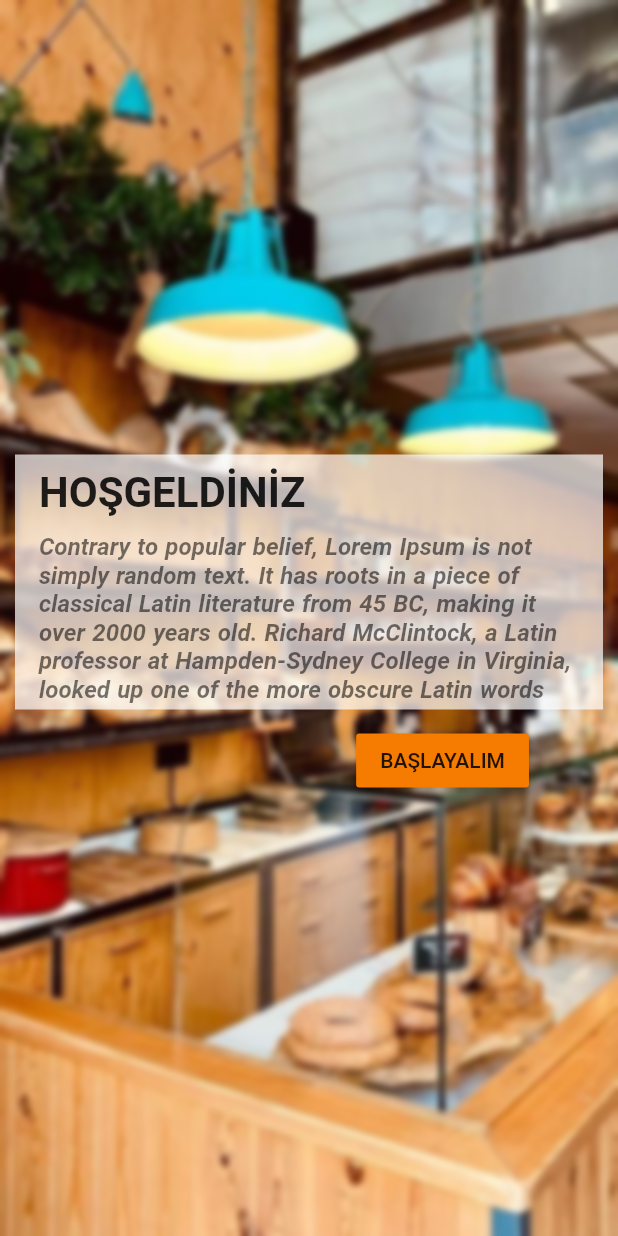
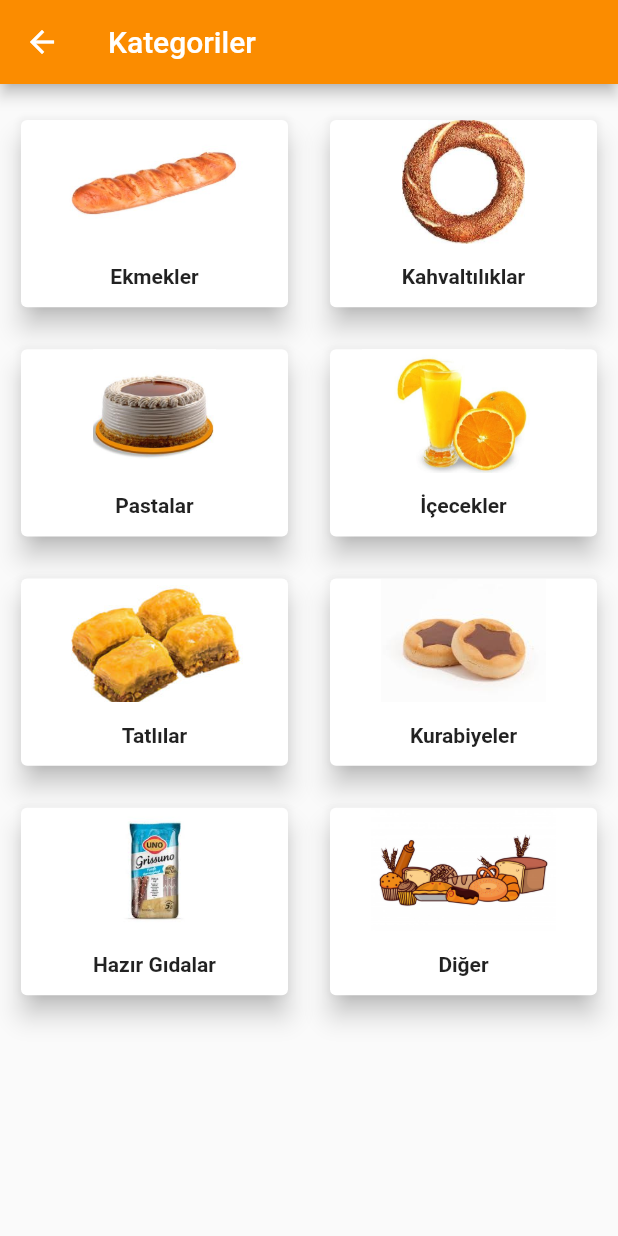
Before and after one commit to rootate/MyBakery, a Flutter app: the FirstPage screen opened directly, after a tap on "BAŞLAYALIM", on a phone screen of 412 x 824 dp. Run offline on Flutter 3.47's test engine with Material 2 defaults, Android fonts, the phone set to English and light mode, and no system bars; our stand-ins replace firebase_auth, flutter_datetime_picker, flutter_spinkit; missing offline and left inert: horizontal_calendar; accounts and stored records are empty.

Commit message:
Categories screen of setup screen add

```diff
--- /dev/null
+++ b/lib/SetupScreen/models/Category.dart
@@ -0,0 +1,6 @@
+class Category {
+  final String name;
+  final String image;
+
+  const Category({this.name, this.image});
+}
--- /dev/null
+++ b/lib/SetupScreen/screens/categories.dart
@@ -0,0 +1,39 @@
+import 'package:flutter/material.dart';
+import 'package:flutter_my_bakery/SetupScreen/widgets/categoryItem.dart';
+import '../models/Category.dart';
+
+const categories = const [
+  Category(name: "Ekmekler", image: "assets/images/ekmekler.jpeg"),
+  Category(name: "Kahvaltılıklar", image: "assets/images/kahvaltiliklar.jpeg"),
+  Category(name: "Pastalar", image: "assets/images/pastalar.jpeg"),
+  Category(name: "İçecekler", image: "assets/images/icecekler.jpeg"),
+  Category(name: "Tatlılar", image: "assets/images/tatlilar.jpeg"),
+  Category(name: "Kurabiyeler", image: "assets/images/kurabiyeler.jpeg"),
+  Category(name: "Hazır Gıdalar", image: "assets/images/hazirGidalar.jpeg"),
+  Category(name: "Diğer", image: "assets/images/diger.jpeg"),
+];
+
+class Categories extends StatelessWidget {
+  @override
+  Widget build(BuildContext context) {
+    return Scaffold(
+      body: Container(
+        margin: EdgeInsets.only(top: 20, left: 10, right: 10),
+        child: GridView(
+          gridDelegate: SliverGridDelegateWithFixedCrossAxisCount(
+              crossAxisCount: 2,
+              crossAxisSpacing: 20,
+              mainAxisSpacing: 20,
+              childAspectRatio: 1.4),
+          children: categories
+              .map((catData) => CategoryItem(catData.name, catData.image))
+              .toList(),
+        ),
+      ),
+      appBar: AppBar(
+        title: Text("Kategoriler"),
+        backgroundColor: Colors.orange[600],
+      ),
+    );
+  }
+}
--- a/lib/SetupScreen/screens/firstPage.dart
+++ b/lib/SetupScreen/screens/firstPage.dart
@@ -1,9 +1,18 @@
 import 'dart:ui';
-
 import 'package:flutter/material.dart';
-import 'package:flutter_my_bakery/shared/constants.dart';
+import 'package:flutter_my_bakery/SetupScreen/screens/categories.dart';
 
 class FirstPage extends StatelessWidget {
+  void nextPage(BuildContext cx) {
+    Navigator.of(cx).push(
+      MaterialPageRoute(
+        builder: (_) {
+          return Categories();
+        },
+      ),
+    );
+  }
+
   @override
   Widget build(BuildContext context) {
     return Scaffold(
@@ -49,7 +58,7 @@ class FirstPage extends StatelessWidget {
                 Container(
                   alignment: Alignment(0.6, 0),
                   child: RaisedButton(
-                    onPressed: () {},
+                    onPressed: () => nextPage(context),
                     child: Text("BAŞLAYALIM"),
                     color: Colors.orange[700],
                   ),
--- /dev/null
+++ b/lib/SetupScreen/widgets/categoryItem.dart
@@ -0,0 +1,33 @@
+import 'package:flutter/material.dart';
+
+class CategoryItem extends StatelessWidget {
+  final String name;
+  final String image;
+
+  CategoryItem(this.name, this.image);
+
+  @override
+  Widget build(BuildContext context) {
+    return Card(
+      elevation: 7,
+      child: Column(
+        mainAxisSize: MainAxisSize.min,
+        children: [
+          Container(
+            margin: EdgeInsets.only(bottom: 14),
+            child: Image.asset(
+              image,
+              height: MediaQuery.of(context).size.height * 0.1,
+            ),
+          ),
+          Text(
+            name,
+            style: TextStyle(
+              fontWeight: FontWeight.bold,
+            ),
+          )
+        ],
+      ),
+    );
+  }
+}
```
Also changed, not shown: assets/images/diger.jpeg (added), assets/images/ekmekler.jpeg (added), assets/images/hazirGidalar.jpeg (added), assets/images/icecekler.jpeg (added), assets/images/kahvaltiliklar.jpeg (added), assets/images/kurabiyeler.jpeg (added), assets/images/pastalar.jpeg (added), assets/images/tatlilar.jpeg (added), 1 other file.
